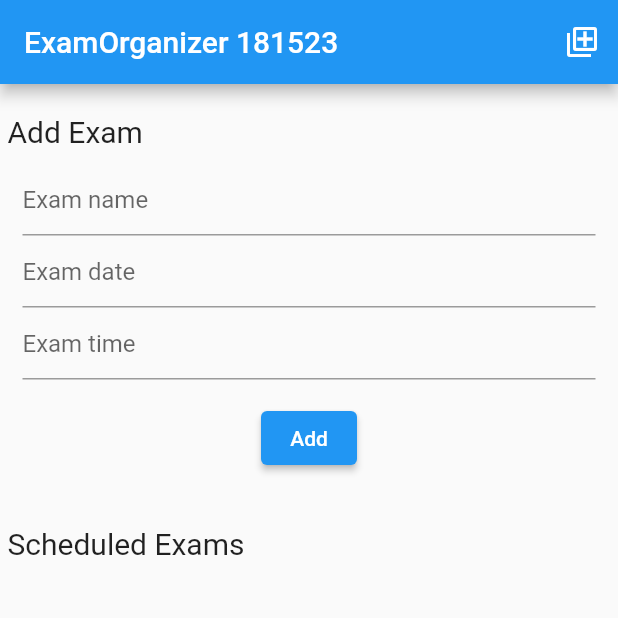
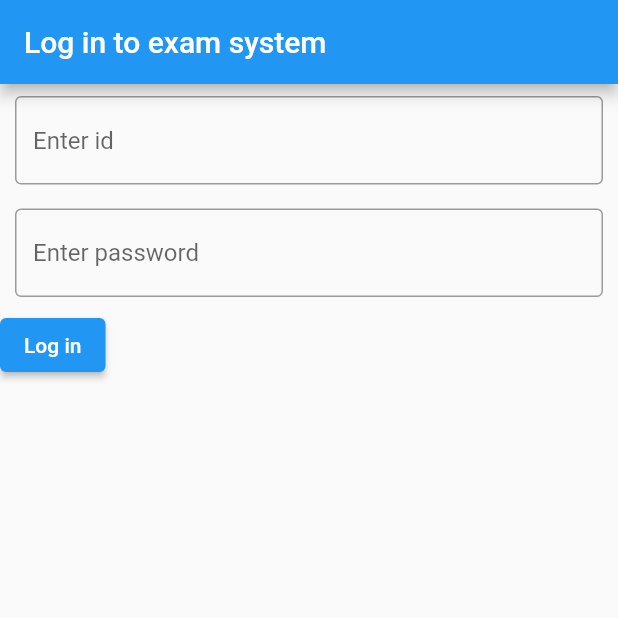
Before and after one commit to robert-ilievski/ExamOrganizer, a Flutter app: the screen it shows after launch, on a phone screen of 412 x 824 dp, the top half of it. Run offline on Flutter 3.47's test engine with Material 2 defaults, Android fonts, the phone set to English and light mode, and no system bars; our stand-ins replace syncfusion_flutter_calendar.

Commit message:
Implemented calendar and authentication.

```diff
--- a/lib/exam_form.dart
+++ b/lib/exam_form.dart
@@ -33,7 +33,8 @@ class ExamForm extends StatelessWidget {
             padding: EdgeInsets.fromLTRB(15, 0, 15, 0),
             child: TextFormField(
               controller: dateController,
-              decoration: InputDecoration(hintText: "Exam date"),
+              decoration:
+                  InputDecoration(hintText: "Exam date in format yyyy-mm-dd"),
               validator: (date) {
                 if (date == null || date.isEmpty) {
                   return 'Exam date is required';
--- /dev/null
+++ b/lib/login.dart
@@ -0,0 +1,85 @@
+import 'package:flutter/material.dart';
+
+class LoginScreen extends StatefulWidget {
+  @override
+  State<StatefulWidget> createState() {
+    return _LoginState();
+  }
+}
+
+class _LoginState extends State<LoginScreen> {
+  TextEditingController _i = TextEditingController();
+  TextEditingController _p = TextEditingController();
+
+  @override
+  void initState() {
+    _i = TextEditingController();
+    _p = TextEditingController();
+    super.initState();
+  }
+
+  @override
+  void dispose() {
+    _i.dispose();
+    _p.dispose();
+    super.dispose();
+  }
+
+  String _id = "";
+  String _password = "";
+
+  @override
+  Widget build(BuildContext context) {
+    return Scaffold(
+      appBar: AppBar(title: const Text("Log in to exam system")),
+      body: Center(
+        child: Column(
+          crossAxisAlignment: CrossAxisAlignment.start,
+          children: [
+            Padding(
+              padding: const EdgeInsets.symmetric(horizontal: 10, vertical: 8),
+              child: TextField(
+                onChanged: (v) => setState(() {
+                  _id = v;
+                }),
+                controller: _i,
+                decoration: const InputDecoration(
+                  border: OutlineInputBorder(),
+                  hintText: 'Enter id',
+                ),
+              ),
+            ),
+            Padding(
+              padding: const EdgeInsets.symmetric(horizontal: 10, vertical: 8),
+              child: TextField(
+                onChanged: (v) => setState(() {
+                  _password = v;
+                }),
+                controller: _p,
+                decoration: const InputDecoration(
+                  border: OutlineInputBorder(),
+                  hintText: 'Enter password',
+                ),
+              ),
+            ),
+            ElevatedButton(
+              child: const Text("Log in"),
+              onPressed: () {
+                setState(() {
+                  _id = _i.text;
+                  _password = _p.text;
+                  _i.text = "";
+                  _p.text = "";
+                  Navigator.of(context).pushNamed(
+                      '/home',
+                      arguments: {_id, _password}
+                  );
+                });
+              },
+            ),
+          ],
+        ),
+      ),
+    );
+  }
+}
--- a/lib/main.dart
+++ b/lib/main.dart
@@ -3,6 +3,8 @@ import 'package:exam_organizer/exam_form.dart';
 import 'package:flutter/material.dart';
 
 import 'exam.dart';
+import 'exam_calendar.dart';
+import 'login.dart';
 
 void main() {
   runApp(MyApp());
@@ -32,15 +34,23 @@ class _MyAppState extends State<MyApp> {
       theme: ThemeData(
         primarySwatch: Colors.blue,
       ),
-      home: Scaffold(
+      routes: {
+        '/login': (context) => LoginScreen(),
+        '/home': (context) => Scaffold(
           appBar: AppBar(
             title: Text('ExamOrganizer 181523'),
             actions: [
               IconButton(
                 onPressed: () {
-                print('Implement navigation to a new page.');
+                  Navigator.push(
+                    context,
+                    MaterialPageRoute(
+                      builder: (context) => CalendarScreen(exams),
+                    ),
+                    // arguments: {'onAddAccount': onAddAccount},
+                  );
                 },
-              icon: Icon(Icons.add_to_photos_outlined),
+                icon: Icon(Icons.calendar_month),
               ),
             ],
           ),
@@ -87,6 +97,8 @@ class _MyAppState extends State<MyApp> {
             ],
           ),
         ),
+      },
+      initialRoute: "/login",
     );
   }
 }
--- /dev/null
+++ b/lib/student.dart
@@ -0,0 +1,11 @@
+import 'package:exam_organizer/exam.dart';
+
+class Student{
+  String id;
+  String password;
+  String name;
+  String surname;
+  List<Exam> exams;
+
+  Student({required this.id, required this.password, required this.name,required this.surname,required this.exams,});
+}
--- a/pubspec.yaml
+++ b/pubspec.yaml
@@ -34,6 +34,8 @@ dependencies:
   # The following adds the Cupertino Icons font to your application.
   # Use with the CupertinoIcons class for iOS style icons.
   cupertino_icons: ^1.0.2
+  flutter_bloc: ^8.0.1
+  syncfusion_flutter_calendar: ^19.4.55
 
 dev_dependencies:
   flutter_test:
```
Also changed, not shown: lib/exam_calendar.dart (added, +84 -0 lines), pubspec.lock. Lines whose indentation alone changed are shown as unchanged.
